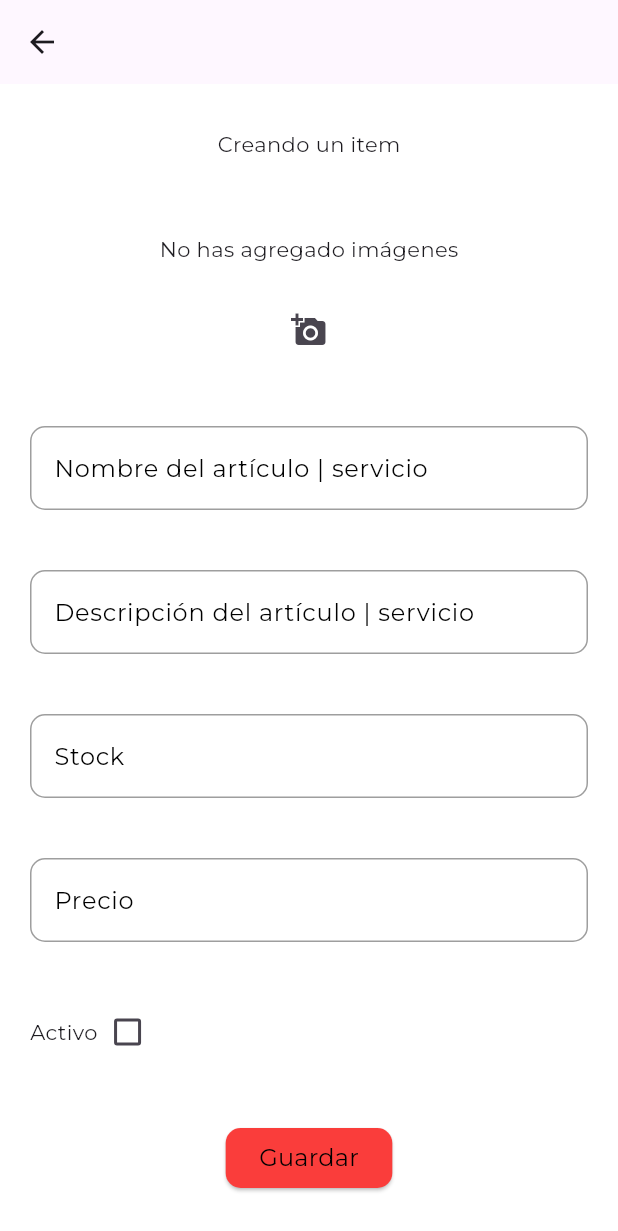
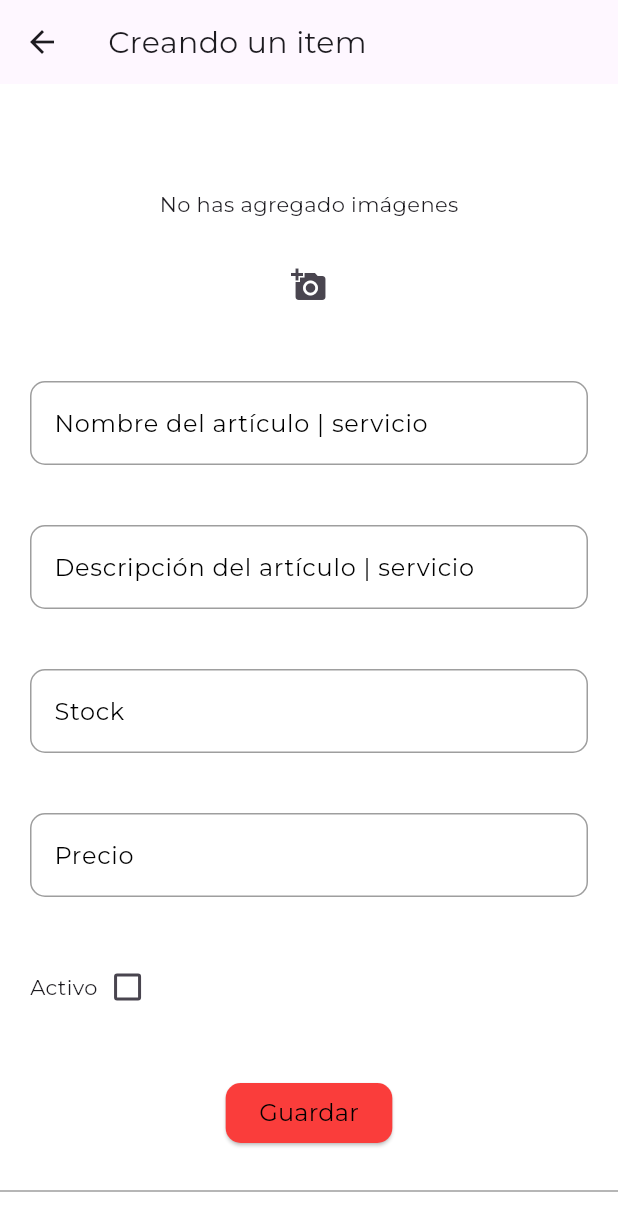
Before and after one commit to WolvenSoen/street_vendors, a Flutter app: the ManageItemScreen screen opened directly, on a phone screen of 412 x 824 dp. Shown: the top 1231 px of the screen. Run offline on Flutter 3.47's test engine with Material 3 defaults, Android fonts, the phone set to English and light mode, and no system bars; our stand-ins replace cloud_firestore, connectivity_plus, firebase_auth, firebase_core, firebase_storage, flutter_native_splash and 8 more; missing offline and left inert: dart:ffi; accounts and stored records are empty.

Commit message:
Inventory CRUD

```diff
--- a/lib/src/features/streeter/models/item_model.dart
+++ b/lib/src/features/streeter/models/item_model.dart
@@ -50,7 +50,7 @@ class ItemModel {
       return ItemModel(
         id: document.id,
         itemName: data['itemName'] ?? '',
-        itemPictures: data['itemPicture'] ?? [],
+        itemPictures: List<String>.from(data['itemPictures'] ?? []),
         itemDescription: data['itemDescription'] ?? '',
         itemPrice: data['itemPrice'] ?? 0.0,
         itemStock: data['itemStock'] ?? 0,
--- a/lib/src/features/streeter/views/inventory/manage_item.dart
+++ b/lib/src/features/streeter/views/inventory/manage_item.dart
@@ -8,27 +8,25 @@ class ManageItemScreen extends StatelessWidget {
 
   String id = "";
 
-  final controller = Get.put(InventoryController());
-
   @override
   Widget build(BuildContext context) {
+    final controller = InventoryController.instance;
+
     String title = "Creando";
 
     if (id != "") {
       title = "Modificando";
 
       // GET ITEM TO MODIFY
-      for (var element in controller.items) {
-        if (element.id == id) {
-          controller.itemId.value = element.id;
-          controller.itemName.text = element.itemName;
-          controller.itemDescription.text = element.itemDescription;
-          controller.itemStock.text = element.itemStock.toString();
-          controller.itemPrice.text = element.itemPrice.toString();
-          controller.isActive.value = element.isActive;
-          controller.itemPictures.value = element.itemPictures;
-        }
-      }
+      final item = controller.items.firstWhere((element) => element.id == id);
+
+      controller.itemId.value = item.id;
+      controller.itemName.text = item.itemName;
+      controller.itemDescription.text = item.itemDescription;
+      controller.itemStock.text = item.itemStock.toString();
+      controller.itemPrice.text = item.itemPrice.toString();
+      controller.isActive.value = item.isActive;
+      controller.itemPictures.value = item.itemPictures.obs;
     } else {
       controller.itemId.value = "";
       controller.itemName.text = "";
@@ -41,13 +39,15 @@ class ManageItemScreen extends StatelessWidget {
 
     return Scaffold(
       appBar: AppBar(
-        title: Text(''),
+        title: Text(
+          "$title un item",
+          style: const TextStyle(fontSize: 20),
+        ),
       ),
       body: SingleChildScrollView(
         child: Column(
           children: [
-            const SizedBox(height: 30),
-            Center(child: Text('$title un item')),
+            const SizedBox(height: 20),
             if (id != "")
               Center(
                   child: Text('ID: $id', style: const TextStyle(fontSize: 20))),
@@ -66,9 +66,22 @@ class ManageItemScreen extends StatelessWidget {
                         itemBuilder: (context, index) {
                           return Padding(
                             padding: const EdgeInsets.all(8.0),
-                            child:
+                            child: Stack(
+                              children: [
                                 Image.network(controller.itemPictures[index],
                                     width: 200, height: 200, fit: BoxFit.cover),
+                                Positioned(
+                                  top: 0,
+                                  right: 0,
+                                  child: IconButton(
+                                    icon: Icon(Icons.delete, color: Colors.red),
+                                    onPressed: () {
+                                      controller.removePicture(index);
+                                    },
+                                  ),
+                                ),
+                              ],
+                            ),
                           );
                         },
                       ),
@@ -160,11 +173,51 @@ class ManageItemScreen extends StatelessWidget {
                       padding: const EdgeInsets.all(20.0),
                       child: ElevatedButton(
                         onPressed: () {
-                          id == '' ? controller.saveItem() : controller.updateItem();
+                          id == ''
+                              ? controller.saveItem()
+                              : controller.updateItem();
                         },
                         child: const Text('Guardar'),
                       ),
                     ),
+                    Divider(
+                      color: Colors.grey,
+                    ),
+
+                    // DELETE BUTTON
+                    if (id != "")
+                      Padding(
+                        padding: const EdgeInsets.all(20.0),
+                        child: OutlinedButton(
+                          onPressed: () {
+                            /*controller.deleteItem();*/
+
+                            // SHOW DIALOG TO CONFIRM
+                            Get.defaultDialog(
+                              title: 'Eliminar',
+                              middleText:
+                                  '¿Estás seguro que deseas eliminar este item?',
+                              actions: [
+                                TextButton(
+                                  onPressed: () {
+                                    Get.back();
+                                  },
+                                  child: const Text('Cancelar'),
+                                ),
+                                TextButton(
+                                  onPressed: () {
+                                    controller.deleteItem();
+                                  },
+                                  child: const Text('Eliminar'),
+                                ),
+                              ],
+                            );
+
+                          },
+                          child: const Text('Eliminar'),
+                        ),
+                      ),
+
                   ],
                 ))
           ],
```
Also changed, not shown: lib/src/data/repositories/inventory/inventory_repository.dart (+6 -14 lines), lib/src/features/streeter/controllers/inventory_controller.dart (+74 -31 lines), lib/src/features/streeter/views/inventory/inventory.dart (+51 -26 lines), 1 other file.
